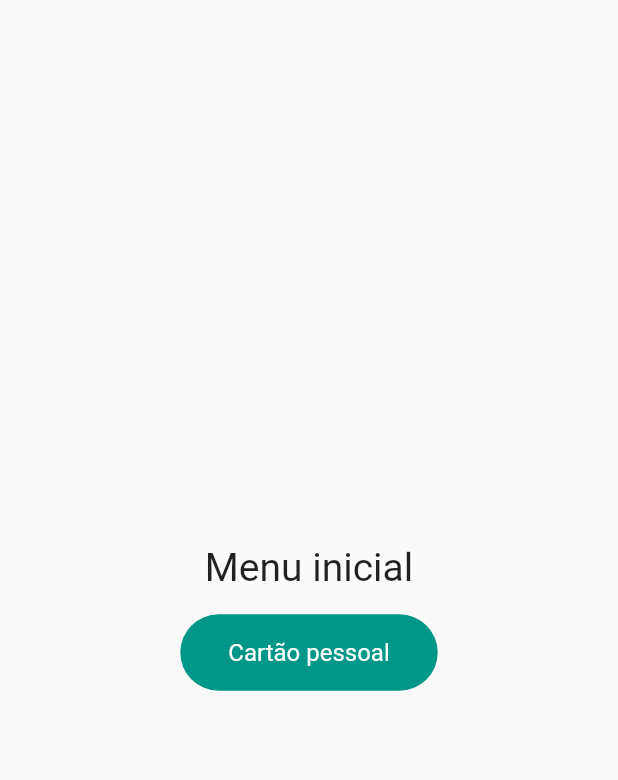
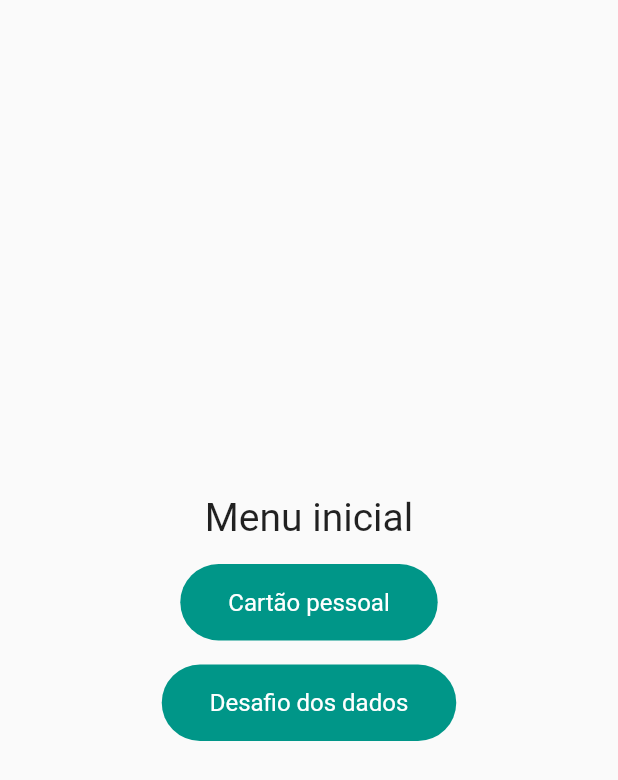
Before and after one commit to DaniloP85/flutterMob25, a Flutter app: the screen it shows after launch, on a phone screen of 412 x 824 dp. Shown: the top 780 px of the screen. Run offline on Flutter 3.47's test engine with Material 2 defaults, Android fonts, the phone set to English and light mode, and no system bars; our stand-ins replace google_fonts; Roboto replaces fonts that are missing (Ubuntu).

Commit message:
add tela com os dados

```diff
--- a/lib/main.dart
+++ b/lib/main.dart
@@ -1,3 +1,4 @@
+import 'package:aula1/screen/Dice_screen.dart';
 import 'package:aula1/screen/Personal_card_screen.dart';
 import 'package:aula1/screen/menu_screen.dart';
 import 'package:flutter/material.dart';
@@ -20,6 +21,7 @@ class MyApp extends StatelessWidget {
       routes: {
         MenuScreen.id: (context) => const MenuScreen(),
         PersonalCardScreen.id: (context) => const PersonalCardScreen(),
+        DiceScreen.id: (context) => const DiceScreen(),
       },
     );
   }
--- a/lib/screen/menu_screen.dart
+++ b/lib/screen/menu_screen.dart
@@ -1,3 +1,4 @@
+import 'package:aula1/screen/Dice_screen.dart';
 import 'package:aula1/screen/Personal_card_screen.dart';
 import 'package:flutter/material.dart';
 import 'package:google_fonts/google_fonts.dart';
@@ -34,6 +35,24 @@ class MenuScreen extends StatelessWidget {
                   ),
                 ),
               ),
+            ),
+            SizedBox(height: 16, width: double.infinity),
+            InkWell(
+              onTap: () {
+                Navigator.pushNamed(context, DiceScreen.id);
+              },
+              child: Material(
+                color: Colors.teal,
+                borderRadius: BorderRadius.circular(1000),
+                child: Padding(
+                  padding: EdgeInsets.symmetric(vertical: 16, horizontal: 32),
+                  child: Text(
+                    'Desafio dos dados',
+                    textAlign: TextAlign.center,
+                    style: GoogleFonts.ubuntu(color: Colors.white, fontSize: 16),
+                  ),
+                ),
+              ),
             )
           ],
         ),
```
Also changed, not shown: lib/screen/Dice_screen.dart (added, +32 -0 lines), assets/images/dice1.png (added), assets/images/dice2.png (added), assets/images/dice3.png (added), assets/images/dice4.png (added), assets/images/dice5.png (added), assets/images/dice6.png (added).
